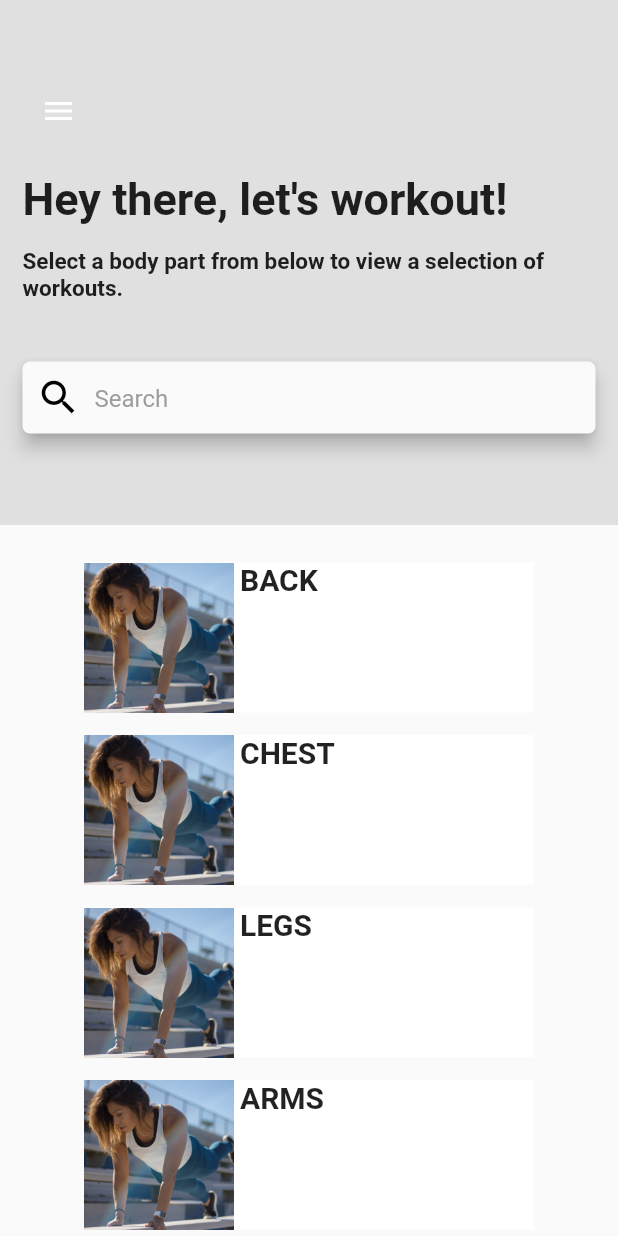
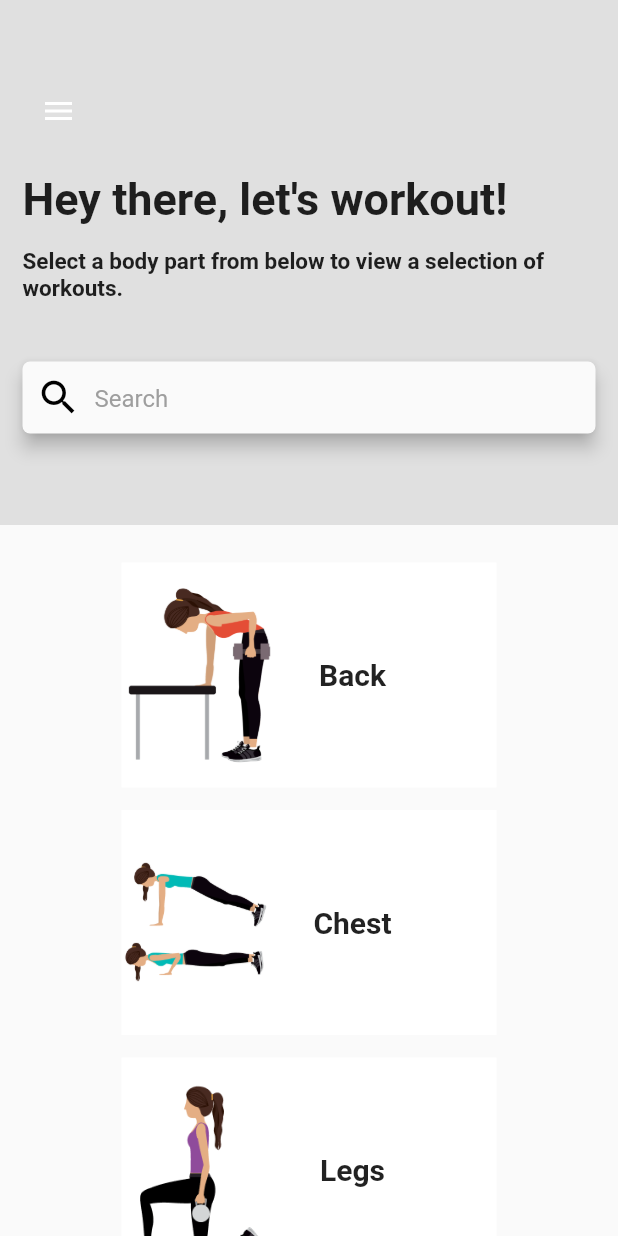
Before and after one commit to tobyau/AI-Workout, a Flutter app: the HomePage screen opened directly, on a phone screen of 412 x 824 dp. Run offline on Flutter 3.47's test engine with Material 2 defaults, Android fonts, the phone set to English and light mode, and no system bars; our stand-ins replace camera, firebase_analytics, firebase_auth, sliding_up_panel, video_player; missing offline and left inert: tflite; accounts and stored records are empty; Roboto replaces fonts that are missing (Quicksand); project files that could hold a hidden picture were left out.

Commit message:
Centered body part text and added corresponding photos

```diff
--- a/lib/pages/HomePage.dart
+++ b/lib/pages/HomePage.dart
@@ -78,8 +78,8 @@ class _HomePageState extends State<HomePage>
           top: 15.0
         ),
         child: Container(
-          height: 100.0,
-          width: 300,//double.infinity,
+          height: 150.0,
+          width: 250,//double.infinity,
           color: Colors.white,
           child: Row(
             children: <Widget>[
@@ -88,20 +88,26 @@ class _HomePageState extends State<HomePage>
                 height: 150.0,
                 decoration: BoxDecoration(
                   image: DecorationImage(
-                      image: AssetImage(imgPath), fit: BoxFit.cover)),
+                      image: AssetImage(imgPath), fit: BoxFit.contain)),
               ),
               SizedBox(width: 4.0),
               Column(
+                mainAxisAlignment: MainAxisAlignment.center,
                 children: <Widget>[
                   Row(
+                    mainAxisAlignment: MainAxisAlignment.center,
                     children: <Widget>[
-                      Text(
+                        Container(
+
+                          width: 100.0,
+                          child: Text(
                             title,
                             textAlign: TextAlign.center,
                             style: TextStyle(
                               fontFamily: 'Quicksand',
                               fontSize: 20.0,
                               fontWeight: FontWeight.bold),
+                          ),
                         ),
                     ],
                   ),
@@ -194,11 +200,11 @@ class _HomePageState extends State<HomePage>
               ],
             ),
             SizedBox(height: 10.0),
-            itemCard('BACK', 'assets/temp.jpg'),
-            itemCard('CHEST', 'assets/temp.jpg'),
-            itemCard('LEGS', 'assets/temp.jpg'),
-            itemCard('ARMS', 'assets/temp.jpg'),
-            itemCard('CORE', 'assets/temp.jpg')
+            itemCard('Back', 'assets/back.png'),
+            itemCard('Chest','assets/chest.png'),
+            itemCard('Legs', 'assets/legs.png'),
+            itemCard('Arms', 'assets/arms.png'),
+            itemCard('Core', 'assets/core.png')
           ],
         )
       ],
--- a/pubspec.yaml
+++ b/pubspec.yaml
@@ -69,6 +69,11 @@ flutter:
    - assets/flutter-icon.png
    - assets/temp.jpg
    - assets/splash.jpg
+   - assets/arms.png
+   - assets/core.png
+   - assets/chest.png
+   - assets/legs.png
+   - assets/back.png
    - assets/stats.png
    - assets/pilates.png
    - assets/logo_final.png
```
Also changed, not shown: assets/arms.png (added), assets/back.png (added), assets/chest.png (added), assets/core.png (added), assets/legs.png (added). Lines whose indentation alone changed are shown as unchanged.
